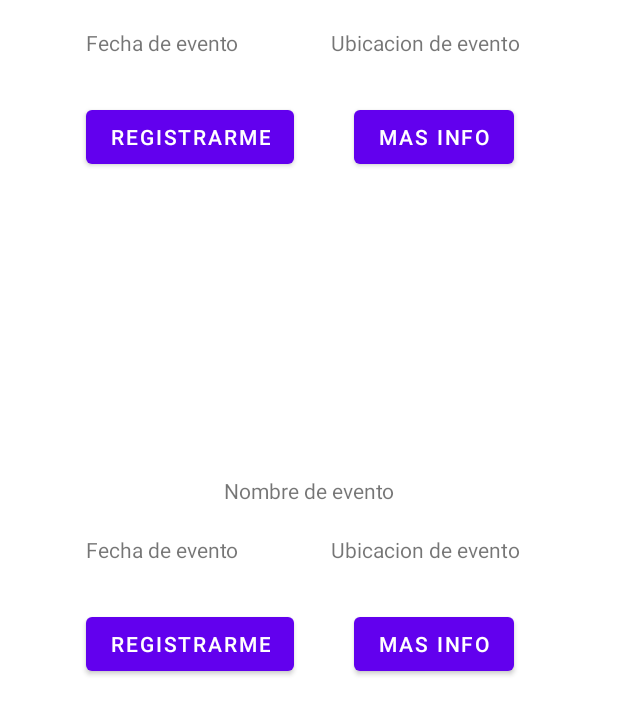
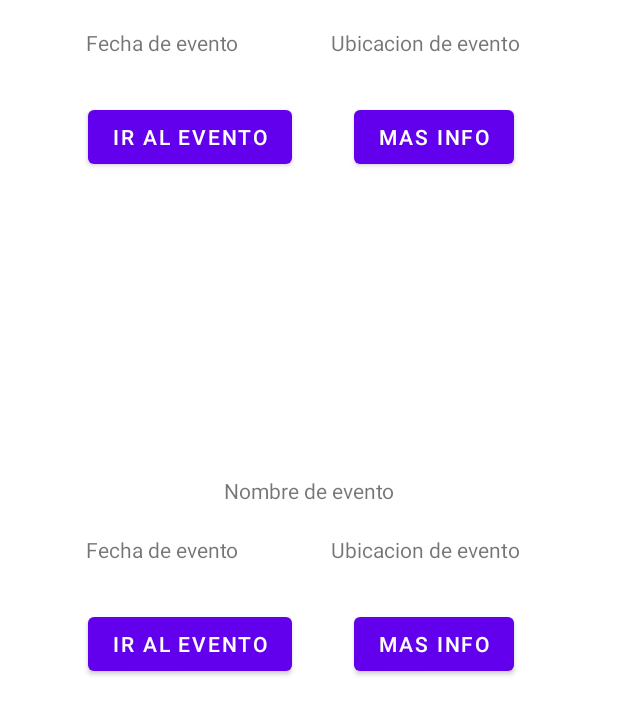
Before and after one commit to ODRomero/GDSC-UCAM-Event-Manager, an Android app: the layout fragment_eventos.xml on its own in the app's theme, with its tools: preview values and no code run, on a phone screen of 412 x 824 dp. Shown: the part 306-1021 px from the top of the screen. Run offline under Robolectric (Android 15) with nearby library versions, the phone set to English and light mode, and no system bars.

Commit message:
Implementacion de implicit intent en el fragmento eventos con item_mi_evento y RecyclerAdapterMisEventos para enviar a la plataforma de gdsc

```diff
--- a/app/src/main/java/dataClasses/Evento.kt
+++ b/app/src/main/java/dataClasses/Evento.kt
@@ -7,5 +7,6 @@ data class Evento(
     var descripcion:String,
     var foto:String,
     var ubicacion: String,
-    var facilitador: String
+    var facilitador: String,
+    var url : String = "https://gdsc.community.dev/san-antonio-catholic-university-of-murcia/"
 )
--- a/app/src/main/res/layout/activity_detalles_evento.xml
+++ b/app/src/main/res/layout/activity_detalles_evento.xml
@@ -111,7 +111,8 @@
                 app:layout_constraintStart_toStartOf="parent"
                 app:layout_constraintTop_toBottomOf="@+id/tvFechaEventoDetalle" />
 
-            <ImageView
+            <com.google.android.material.imageview.ShapeableImageView
+                app:shapeAppearanceOverlay="@style/circle"
                 android:id="@+id/ivFacilitador"
                 android:layout_width="wrap_content"
                 android:layout_height="wrap_content"
--- a/app/src/main/res/layout/fragment_eventos.xml
+++ b/app/src/main/res/layout/fragment_eventos.xml
@@ -9,7 +9,7 @@
         android:id="@+id/rvMisEventos"
         android:layout_width="match_parent"
         android:layout_height="wrap_content"
-        tools:listitem="@layout/item_evento"
+        tools:listitem="@layout/item_mi_evento"
         android:layout_marginStart="1dp"
         android:layout_marginTop="1dp"
         android:layout_marginEnd="1dp"
--- /dev/null
+++ b/app/src/main/res/layout/item_mi_evento.xml
@@ -0,0 +1,75 @@
+<?xml version="1.0" encoding="utf-8"?>
+<androidx.constraintlayout.widget.ConstraintLayout xmlns:android="http://schemas.android.com/apk/res/android"
+    xmlns:app="http://schemas.android.com/apk/res-auto"
+    xmlns:tools="http://schemas.android.com/tools"
+    android:layout_width="match_parent"
+    android:layout_height="wrap_content">
+
+    <ImageView
+        android:id="@+id/ivImagenEvento"
+        android:layout_width="wrap_content"
+        android:layout_height="150dp"
+        android:layout_marginTop="16dp"
+        app:layout_constraintEnd_toEndOf="parent"
+        app:layout_constraintStart_toStartOf="parent"
+        app:layout_constraintTop_toTopOf="parent"></ImageView>
+
+    <TextView
+        android:id="@+id/tvNombreEvento"
+        android:layout_width="wrap_content"
+        android:layout_height="wrap_content"
+        android:layout_marginTop="16dp"
+        android:text="Nombre de evento"
+        app:layout_constraintEnd_toEndOf="parent"
+        app:layout_constraintStart_toStartOf="parent"
+        app:layout_constraintTop_toBottomOf="@+id/ivImagenEvento"></TextView>
+
+    <TextView
+        android:id="@+id/tvUbicacionEvento"
+        android:layout_width="wrap_content"
+        android:layout_height="wrap_content"
+        android:layout_marginTop="20dp"
+        android:layout_marginEnd="64dp"
+        android:text="Ubicacion de evento"
+        app:layout_constraintEnd_toEndOf="parent"
+        app:layout_constraintTop_toBottomOf="@+id/tvNombreEvento"></TextView>
+
+    <TextView
+        android:id="@+id/tvFechaEvento"
+        android:layout_width="wrap_content"
+        android:layout_height="wrap_content"
+        android:layout_marginStart="56dp"
+        android:layout_marginTop="20dp"
+        android:text="Fecha de evento"
+        app:layout_constraintEnd_toStartOf="@+id/tvUbicacionEvento"
+        app:layout_constraintHorizontal_bias="0.0"
+        app:layout_constraintStart_toStartOf="parent"
+        app:layout_constraintTop_toBottomOf="@+id/tvNombreEvento"></TextView>
+
+    <Button
+        android:id="@+id/btIrEvento"
+        android:layout_width="wrap_content"
+        android:layout_height="wrap_content"
+        android:layout_marginTop="104dp"
+        android:layout_marginBottom="20dp"
+        android:text="Ir al evento"
+        app:layout_constraintBottom_toBottomOf="parent"
+        app:layout_constraintEnd_toStartOf="@+id/btMasInfo"
+        app:layout_constraintHorizontal_bias="0.58"
+        app:layout_constraintStart_toStartOf="parent"
+        app:layout_constraintTop_toBottomOf="@+id/ivImagenEvento"
+        app:layout_constraintVertical_bias="0.0"></Button>
+
+    <Button
+        android:id="@+id/btMasInfo"
+        android:layout_width="wrap_content"
+        android:layout_height="wrap_content"
+        android:layout_marginTop="104dp"
+        android:layout_marginEnd="68dp"
+        android:layout_marginBottom="20dp"
+        android:text="Mas info"
+        app:layout_constraintBottom_toBottomOf="parent"
+        app:layout_constraintEnd_toEndOf="parent"
+        app:layout_constraintTop_toBottomOf="@+id/ivImagenEvento"
+        app:layout_constraintVertical_bias="0.0"></Button>
+</androidx.constraintlayout.widget.ConstraintLayout>
```
Also changed, not shown: app/src/main/java/com/example/clase/DataBaseHelper.kt (+10 -10 lines), app/src/main/java/com/example/clase/Eventos.kt (+5 -4 lines), app/src/main/java/com/example/clase/RecyclerAdapterMisEventos.kt (added, +73 -0 lines).
